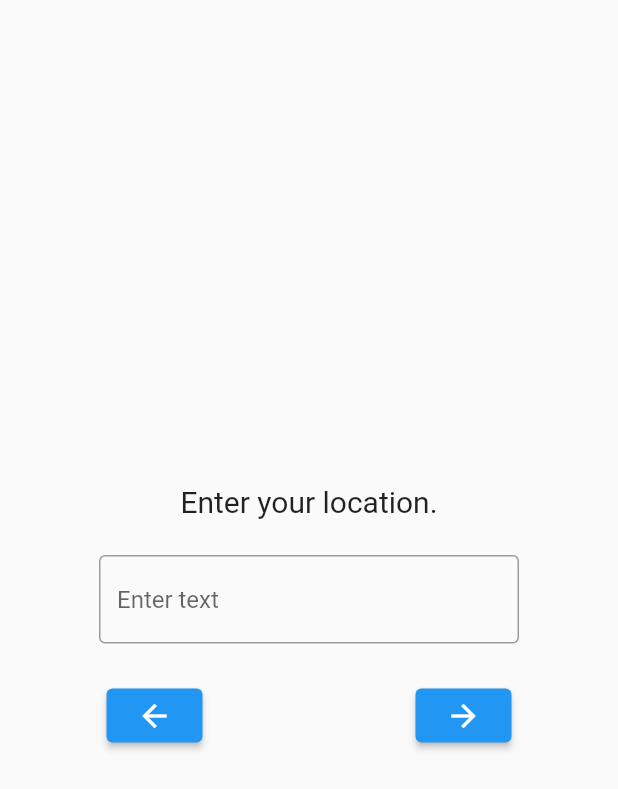
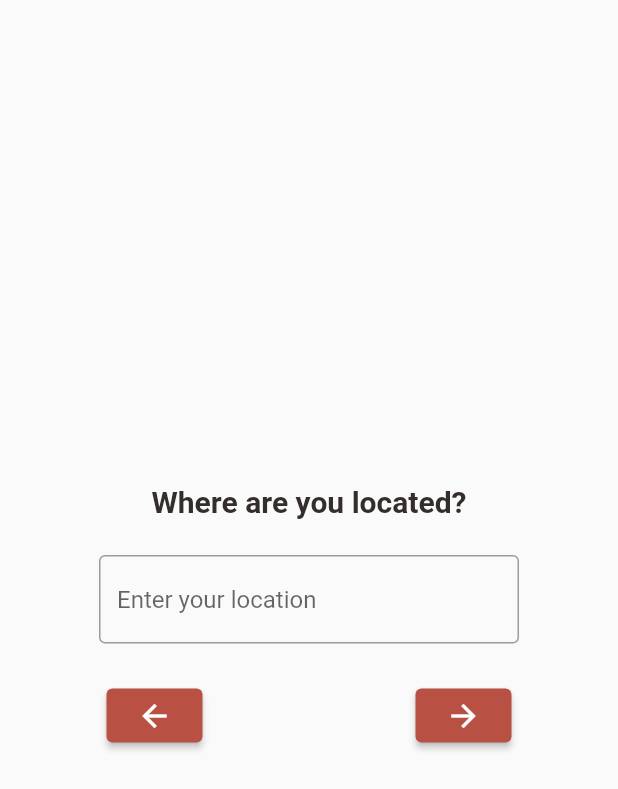
Before and after one commit to zedecpacaldo/IsKainan-Campus-Food-Recommender-App, a Flutter app: the BudgetPage screen opened by its route, after a tap on the "arrow forward" icon, on a phone screen of 412 x 824 dp. Shown: the top 789 px of the screen. Run offline on Flutter 3.47's test engine with Material 2 defaults, Android fonts, the phone set to English and light mode, and no system bars; our stand-ins replace dots_indicator, firebase_core, get; missing offline and left inert: flutter_displaymode; accounts and stored records are empty; network calls fail.

Commit message:
Modified the survey pages

```diff
--- a/lib/pages/Home/address_page.dart
+++ b/lib/pages/Home/address_page.dart
@@ -5,7 +5,8 @@ import 'package:get/get.dart';
 import 'package:get/get_core/src/get_main.dart';
 
 import '../../routes/route_helper.dart';
-
+import '../../widgets/big_text.dart';
+import '../../utils/colors.dart';
 class AddressPage extends StatelessWidget {
   const AddressPage({Key? key}) : super(key: key);
 
@@ -16,9 +17,8 @@ class AddressPage extends StatelessWidget {
         child: Column(
           mainAxisAlignment: MainAxisAlignment.center,
           children: [
-            const Text(
-              'Enter your location.',
-              style: TextStyle(fontSize: 20),
+            BigText(
+              text: 'Where are you located?',
             ),
             const SizedBox(height: 24),
             SizedBox(
@@ -26,7 +26,7 @@ class AddressPage extends StatelessWidget {
               child: TextField(
                 decoration: InputDecoration(
                   border: OutlineInputBorder(),
-                  hintText: 'Enter text',
+                  hintText: 'Enter your location',
                 ),
               ),
             ),
@@ -38,6 +38,8 @@ class AddressPage extends StatelessWidget {
                   onPressed: () {
                     Get.toNamed(RouteHelper.budgetPage);
                   },
+                  style: ElevatedButton.styleFrom(
+                      backgroundColor: AppColors.mainColor),
                   child: const Icon(Icons.arrow_back),
                 ),
 
@@ -45,6 +47,8 @@ class AddressPage extends StatelessWidget {
                   onPressed: () {
                     Get.toNamed(RouteHelper.allergiesPage);
                   },
+                  style: ElevatedButton.styleFrom(
+                      backgroundColor: AppColors.mainColor),
                   child: const Icon(Icons.arrow_forward),
                 ),
               ],
--- a/lib/pages/Home/budget_page.dart
+++ b/lib/pages/Home/budget_page.dart
@@ -5,7 +5,8 @@ import 'package:get/get.dart';
 import 'package:get/get_core/src/get_main.dart';
 
 import '../../routes/route_helper.dart';
-
+import '../../widgets/big_text.dart';
+import '../../utils/colors.dart';
 class BudgetPage extends StatelessWidget {
   @override
   Widget build(BuildContext context) {
@@ -15,9 +16,8 @@ class BudgetPage extends StatelessWidget {
         child: Column(
           mainAxisAlignment: MainAxisAlignment.center,
           children: [
-            const Text(
-              'Enter your budget range',
-              style: TextStyle(fontSize: 20),
+            BigText(
+              text: 'Enter your budget range.',
             ),
             SizedBox(height: 20),
             Row(
@@ -64,6 +64,8 @@ class BudgetPage extends StatelessWidget {
                   onPressed: () {
                     Get.toNamed(RouteHelper.choicePage);
                   },
+                  style: ElevatedButton.styleFrom(
+                      backgroundColor: AppColors.mainColor),
                   child: const Icon(Icons.arrow_back),
                 ),
 
@@ -71,6 +73,8 @@ class BudgetPage extends StatelessWidget {
                   onPressed: () {
                     Get.toNamed(RouteHelper.addressPage);
                   },
+                  style: ElevatedButton.styleFrom(
+                      backgroundColor: AppColors.mainColor),
                   child: const Icon(Icons.arrow_forward),
                 ),
               ],
--- a/lib/pages/Home/survey.dart
+++ b/lib/pages/Home/survey.dart
@@ -3,6 +3,8 @@ import 'package:get/get.dart';
 import 'package:get/get_core/src/get_main.dart';
 
 import '../../routes/route_helper.dart';
+import '../../widgets/big_text.dart';
+import '../../utils/colors.dart';
 
 // choice page **************************************
 class ChoicePage extends StatelessWidget {
@@ -16,9 +18,8 @@ class ChoicePage extends StatelessWidget {
         child: Column(
           mainAxisAlignment: MainAxisAlignment.center,
           children: [
-            const Text(
-              'Which food are you looking for?',
-              style: TextStyle(fontSize: 20),
+            BigText(
+              text: 'Which food are you looking for?',
             ),
             const SizedBox(height: 24),
             SizedBox(
@@ -26,7 +27,7 @@ class ChoicePage extends StatelessWidget {
               child: TextField(
                 decoration: InputDecoration(
                   border: OutlineInputBorder(),
-                  hintText: 'Enter text',
+                  hintText: 'Enter your preferences',
                 ),
               ),
             ),
@@ -38,12 +39,15 @@ class ChoicePage extends StatelessWidget {
                   onPressed: () {
                     Get.toNamed(RouteHelper.initial);
                   },
-                  child: const Text('Return'),
+                  child: const Text('Return',
+                  style: TextStyle(color: Colors.black)),
                 ),
                 ElevatedButton(
                   onPressed: () {
                     Get.toNamed(RouteHelper.budgetPage);
                   },
+                  style: ElevatedButton.styleFrom(
+                    backgroundColor: AppColors.mainColor),
                   child: const Icon(Icons.arrow_forward),
                 ),
               ],
```
Also changed, not shown: lib/pages/Home/allergies_page.dart (+8 -3 lines), lib/pages/Home/vendor_page.dart (+6 -3 lines).
